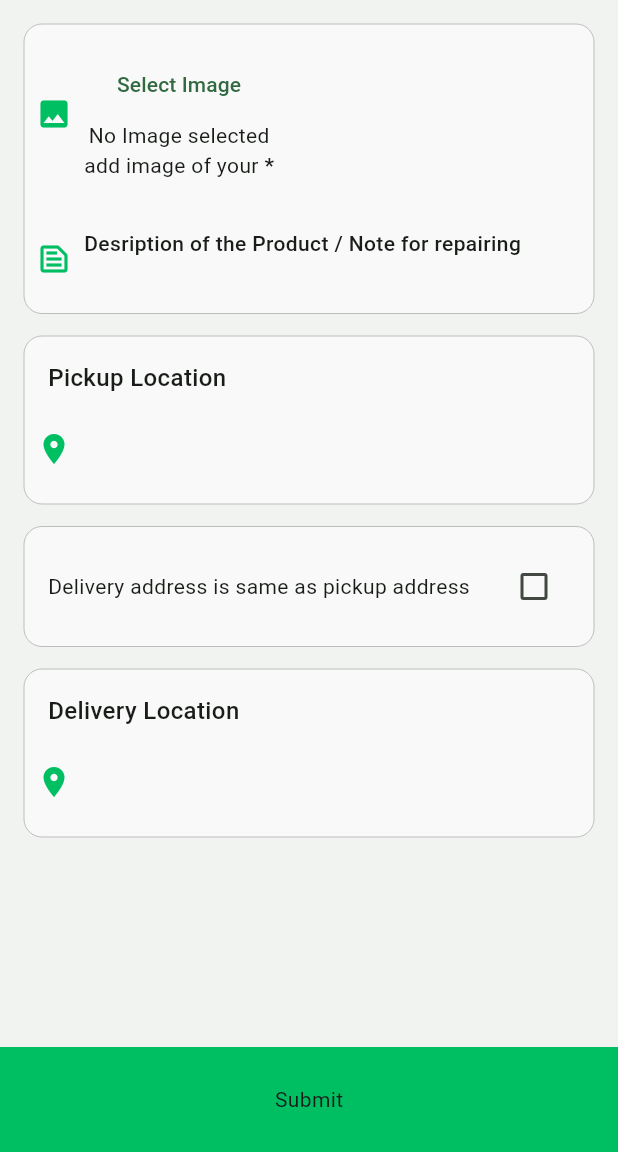
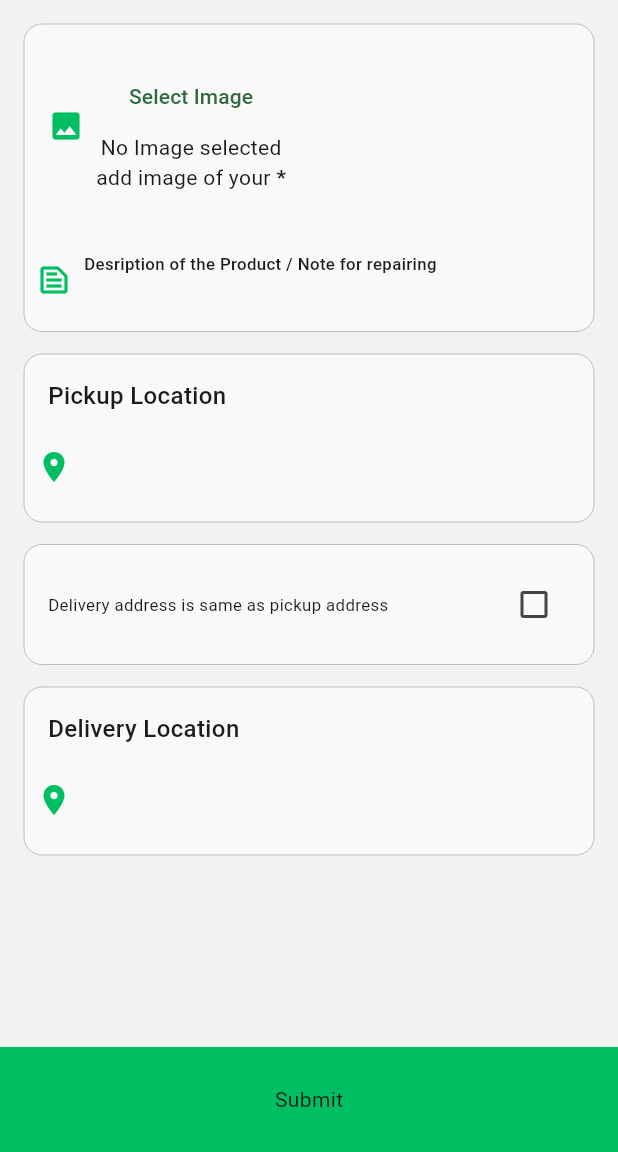
Before and after one commit to gauravghodinde/fixthis-fl, a Flutter app: the AddRepairRequest screen opened directly with empty values, on a phone screen of 412 x 824 dp, the part 84-1236 px from its top. Run offline on Flutter 3.47's test engine with Material 3 defaults, Android fonts, the phone set to English and light mode, and no system bars; our stand-ins replace carousel_slider, firebase_core, firebase_messaging, image_picker, shared_preferences, substring_highlight; accounts and stored records are empty; generated files the repository leaves out were written again.

Commit message:
refactor: removed unneccesary code

```diff
--- a/lib/components/appbar.dart
+++ b/lib/components/appbar.dart
@@ -87,7 +87,7 @@ class locationAppBar extends StatelessWidget {
                 _logout();
               },
               icon: Icon(
-                Icons.account_circle_rounded,
+                Icons.login_rounded,
                 color: Color(Constants.mainColorHsh),
                 size: 36,
               ),
--- a/lib/components/categorycard.dart
+++ b/lib/components/categorycard.dart
@@ -1,6 +1,5 @@
 import 'package:fixthis/model/category.dart';
 import 'package:fixthis/pages/categoryseachpage.dart';
-import 'package:fixthis/pages/searchpage.dart';
 import 'package:flutter/material.dart';
 
 class CategoryCard extends StatelessWidget {
@@ -31,8 +30,8 @@ class CategoryCard extends StatelessWidget {
             children: [
               Image.network(
                 category.image,
-                width: 75,
-                height: 75,
+                width: MediaQuery.of(context).size.width / 3,
+                height: MediaQuery.of(context).size.width / 3,
               ),
               Text(
                 category.name,
--- a/lib/pages/addrepairRequestpage.dart
+++ b/lib/pages/addrepairRequestpage.dart
@@ -234,14 +234,11 @@ class _AddRepairRequestState extends State<AddRepairRequest> {
         ),
       ),
       body: SingleChildScrollView(
-        child: Container(
         child: Padding(
           padding: const EdgeInsets.all(16.0),
           child: Column(
             children: [
-                GestureDetector(
-                  onTap: showOptions,
-                  child: Container(
+              Container(
                 decoration: BoxDecoration(
                   borderRadius: BorderRadius.circular(12),
                   color: Colors.white54,
@@ -254,7 +251,12 @@ class _AddRepairRequestState extends State<AddRepairRequest> {
                   children: [
                     Padding(
                       padding: EdgeInsets.all(8.0),
+                      child: GestureDetector(
+                        onTap: showOptions,
+                        child: Padding(
+                          padding: const EdgeInsets.all(8.0),
                           child: Row(
+                            // mainAxisAlignment: MainAxisAlignment.spaceBetween,
                             children: [
                               Icon(
                                 Icons.image,
@@ -304,12 +306,15 @@ class _AddRepairRequestState extends State<AddRepairRequest> {
                             ],
                           ),
                         ),
+                      ),
+                    ),
                     Padding(
                       padding: const EdgeInsets.all(8.0),
                       child: GestureDetector(
                         onTap: () {
                           showModalBottomSheet(
                               // isScrollControlled: true,
+
                               context: context,
                               builder: (BuildContext context) {
                                 return SingleChildScrollView(
@@ -322,16 +327,17 @@ class _AddRepairRequestState extends State<AddRepairRequest> {
                                                 .viewInsets
                                                 .bottom +
                                             16),
-                                        width:
-                                            MediaQuery.of(context).size.width,
+                                    width: MediaQuery.of(context).size.width,
+                                    height:
+                                        MediaQuery.of(context).size.height / 2 +
+                                            MediaQuery.sizeOf(context).height,
                                     decoration: BoxDecoration(
                                       // color: Colors.w,
-                                          borderRadius:
-                                              BorderRadius.circular(12),
+                                      borderRadius: BorderRadius.circular(12),
                                       color: Colors.white54,
                                       border: Border.all(
-                                            color: Colors
-                                                .grey[400]!, // border color
+                                        color:
+                                            Colors.grey[400]!, // border color
                                         width: .0, // border width
                                       ),
                                     ),
@@ -357,8 +363,8 @@ class _AddRepairRequestState extends State<AddRepairRequest> {
                                               ),
                                             ),
                                             child: Padding(
-                                                  padding: const EdgeInsets.all(
-                                                      16.0),
+                                              padding:
+                                                  const EdgeInsets.all(16.0),
                                               child: Column(
                                                 children: [
                                                   // Text(
@@ -370,8 +376,7 @@ class _AddRepairRequestState extends State<AddRepairRequest> {
                                                   // ),
                                                   TextField(
                                                     keyboardType:
-                                                            TextInputType
-                                                                .multiline,
+                                                        TextInputType.multiline,
                                                     maxLines: null,
                                                     controller:
                                                         _descriptionController,
@@ -390,11 +395,9 @@ class _AddRepairRequestState extends State<AddRepairRequest> {
                                                               _descriptionController
                                                                   .text;
                                                         });
-                                                            Navigator.pop(
-                                                                context);
+                                                        Navigator.pop(context);
                                                       },
-                                                          icon:
-                                                              Icon(Icons.close))
+                                                      icon: Icon(Icons.close))
                                                 ],
                                               ),
                                             ),
@@ -420,13 +423,15 @@ class _AddRepairRequestState extends State<AddRepairRequest> {
                             Padding(
                               padding: const EdgeInsets.all(8.0),
                               child: Column(
-                                    crossAxisAlignment:
-                                        CrossAxisAlignment.start,
+                                crossAxisAlignment: CrossAxisAlignment.start,
                                 children: [
                                   Text(
                                     "Desription of the Product / Note for repairing",
-                                        style: TextStyle(
-                                            fontWeight: FontWeight.w500),
+                                    style:
+                                        TextStyle(fontWeight: FontWeight.w500),
+                                    textScaler: TextScaler.linear(
+                                      ScaleSize.textScaleFactor(context),
+                                    ),
                                   ),
                                   SizedBox(
                                     width: 250,
@@ -434,8 +439,7 @@ class _AddRepairRequestState extends State<AddRepairRequest> {
                                       _description,
                                       style: TextStyle(
                                         color: Colors.black45,
-                                            decoration:
-                                                TextDecoration.underline,
+                                        decoration: TextDecoration.underline,
                                       ),
                                     ),
                                   )
@@ -447,7 +451,6 @@ class _AddRepairRequestState extends State<AddRepairRequest> {
                       ),
                     )
                   ],
-                    ),
                 ),
               ),
               SizedBox(
@@ -476,7 +479,12 @@ class _AddRepairRequestState extends State<AddRepairRequest> {
                       child: Row(
                         mainAxisAlignment: MainAxisAlignment.spaceBetween,
                         children: [
-                            Text("Delivery address is same as pickup address"),
+                          Text(
+                            "Delivery address is same as pickup address",
+                            textScaler: TextScaler.linear(
+                              ScaleSize.textScaleFactor(context),
+                            ),
+                          ),
                           Checkbox(
                               value: _sameLocation,
                               onChanged: (val) {
@@ -500,7 +508,6 @@ class _AddRepairRequestState extends State<AddRepairRequest> {
           ),
         ),
       ),
-      ),
     );
   }
 }
--- a/lib/pages/homepage.dart
+++ b/lib/pages/homepage.dart
@@ -72,8 +72,8 @@ class _HomePageState extends State<HomePage> {
               label: 'Home',
             ),
             BottomNavigationBarItem(
-              icon: Icon(Icons.person),
-              label: 'Profile',
+              icon: Icon(Icons.access_time_outlined),
+              label: 'My Requests',
             ),
           ],
         ),
--- a/lib/utils/constants.dart
+++ b/lib/utils/constants.dart
@@ -1,5 +1,8 @@
 class Constants {
   // static String uri = "https://ft-final.vercel.app/";
-  static String uri = "http://13.201.191.25:3000/";
+  // static String uri = "http://13.235.68.78:3000/";
+  static String uri = "http://43.204.110.158:3000/";
+  // http://:3000/category/getall
+
   static int mainColorHsh = 0xff00BF63;
 }
--- a/lib/utils/utils.dart
+++ b/lib/utils/utils.dart
@@ -1,4 +1,5 @@
 import 'dart:convert';
+import 'dart:math';
 import 'package:flutter/material.dart';
 import 'package:http/http.dart' as http;
 
@@ -41,3 +42,12 @@ void httpErrorHandle({
     showSnackBar(context, errorMessage);
   }
 }
+
+class ScaleSize {
+  static double textScaleFactor(BuildContext context,
+      {double maxTextScaleFactor = 1}) {
+    final width = MediaQuery.of(context).size.width;
+    double val = (width / 1400) * maxTextScaleFactor;
+    return max(0.8, min(val, maxTextScaleFactor));
+  }
+}
```
Also changed, not shown: lib/pages/HomeScreen.dart (+23 -9 lines), lib/pages/loginpage.dart (+22 -7 lines), lib/pages/signuppage.dart (+21 -10 lines), lib/services/auth_services.dart (+9 -3 lines), pubspec.yaml (+6 -3 lines), assets/images/front.jpg (added), assets/images/front1.jpg (added), assets/images/front2.png (added), pubspec.lock. Lines whose indentation alone changed are shown as unchanged.
